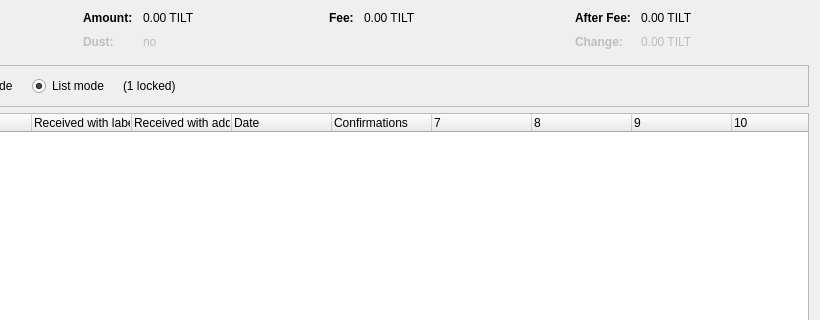
First picture: the form in src/qt/forms/coincontroldialog.ui, repository TILTCoinIO/TILT, before the edit; both pictures show x 180 to 1000 and y 0 to 320 of the 1000 by 500 pixel window.
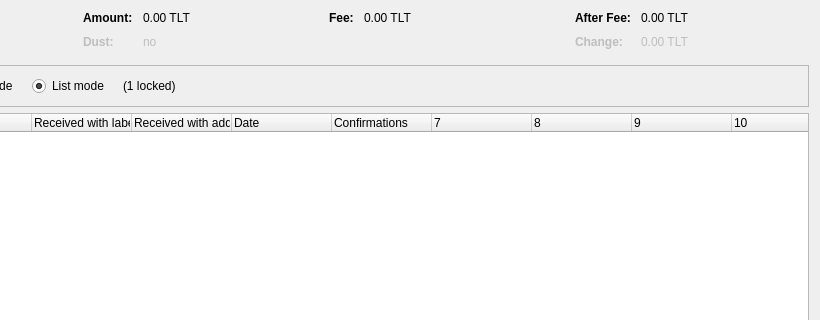
Second picture: the form after the edit. Custom widgets are drawn as their Qt base class.

```diff
--- a/src/qt/forms/coincontroldialog.ui
+++ b/src/qt/forms/coincontroldialog.ui
@@ -132,7 +132,7 @@
           <enum>Qt::ActionsContextMenu</enum>
          </property>
          <property name="text">
-          <string notr="true">0.00 TILT</string>
+          <string notr="true">0.00 TLT</string>
          </property>
          <property name="textInteractionFlags">
           <set>Qt::LinksAccessibleByMouse|Qt::TextSelectableByKeyboard|Qt::TextSelectableByMouse</set>
@@ -212,7 +212,7 @@
           <enum>Qt::ActionsContextMenu</enum>
          </property>
          <property name="text">
-          <string notr="true">0.00 TILT</string>
+          <string notr="true">0.00 TLT</string>
          </property>
          <property name="textInteractionFlags">
           <set>Qt::LinksAccessibleByMouse|Qt::TextSelectableByKeyboard|Qt::TextSelectableByMouse</set>
@@ -257,7 +257,7 @@
           <enum>Qt::ActionsContextMenu</enum>
          </property>
          <property name="text">
-          <string notr="true">0.00 TILT</string>
+          <string notr="true">0.00 TLT</string>
          </property>
          <property name="textInteractionFlags">
           <set>Qt::LinksAccessibleByMouse|Qt::TextSelectableByKeyboard|Qt::TextSelectableByMouse</set>
@@ -292,7 +292,7 @@
           <enum>Qt::ActionsContextMenu</enum>
          </property>
          <property name="text">
-          <string notr="true">0.00 TILT</string>
+          <string notr="true">0.00 TLT</string>
          </property>
          <property name="textInteractionFlags">
           <set>Qt::LinksAccessibleByMouse|Qt::TextSelectableByKeyboard|Qt::TextSelectableByMouse</set>
```
